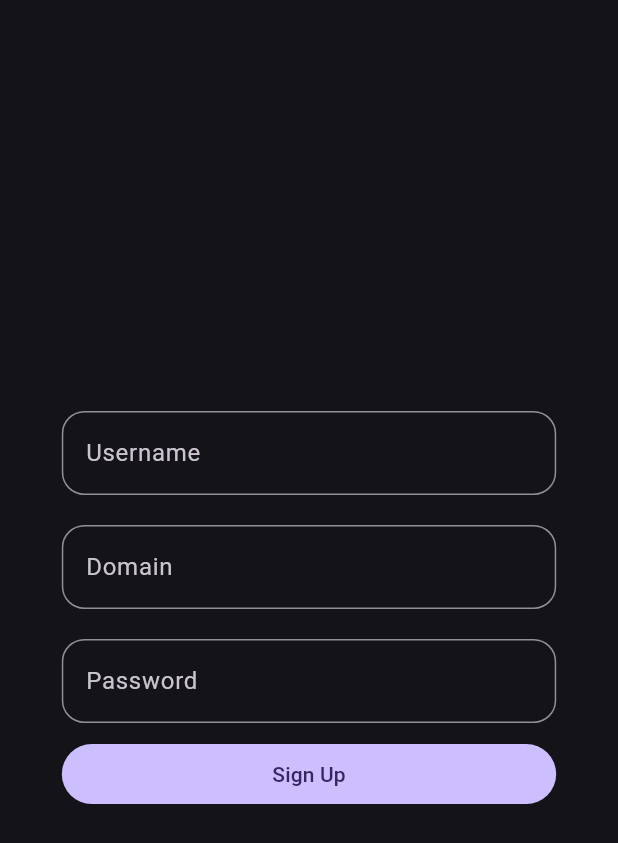
After one commit to jarzeckil/mobile_email_client, a Flutter app: the screen it shows after launch, in the side drawer, after a tap on "Add account", on a phone screen of 412 x 824 dp. The commit adds this screen. Shown: the top 843 px of the screen. Run offline on Flutter 3.47's test engine with Material 3 defaults, Android fonts, the phone set to English and light mode, and no system bars; our stand-ins replace shared_preferences; missing offline and left inert: encrypt, enough_mail.

Commit message:
update data storing

```diff
--- a/lib/app_imports.dart
+++ b/lib/app_imports.dart
@@ -1,2 +1,3 @@
 export 'package:flutter/material.dart';
 export 'package:flutter/gestures.dart';
+export 'package:shared_preferences/shared_preferences.dart';
--- a/lib/main.dart
+++ b/lib/main.dart
@@ -1,8 +1,7 @@
 import 'app_imports.dart';
-import 'screens/screens_imports.dart';
 import 'utils/utils_imports.dart';
 
-void main() {
+void main() async{
   runApp(MyApp());
 }
 
@@ -14,7 +13,7 @@ class MyApp extends StatelessWidget{
   Widget build(BuildContext context) {
 
     return MaterialApp(
-      initialRoute: '/',
+      initialRoute: '/home',
       onGenerateRoute: RouteGenerator.generateRoute,
       debugShowCheckedModeBanner: false,
       title: 'Email App',
--- a/lib/screens/home/home_page.dart
+++ b/lib/screens/home/home_page.dart
@@ -1,4 +1,5 @@
 import 'package:mobile_email_client/app_imports.dart';
+import 'widgets/home_widgets_imports.dart' as home_widgets;
 
 class HomePage extends StatefulWidget{
   @override
@@ -13,11 +14,10 @@ class _HomePageState extends State<HomePage> {
   Widget build(BuildContext context) {
 
     return Scaffold(
-      //backgroundColor: Theme.of(context).colorScheme.primaryContainer,
       appBar: AppBar(
 
       ),
-      drawer: const NavigationDrawer(),
+      drawer: const home_widgets.NavigationDrawer(),
       body: Column(
         children: [
 
@@ -27,18 +27,3 @@ class _HomePageState extends State<HomePage> {
 
   }
 }
-
-class NavigationDrawer extends StatelessWidget{
-
-  const NavigationDrawer({super.key});
-
-  @override
-  Widget build(BuildContext context) => Drawer(
-    child: ListView(
-      children: [
-
-      ],
-    ),
-  );
-
-}
--- /dev/null
+++ b/lib/screens/home/widgets/home_widgets_imports.dart
@@ -0,0 +1 @@
+export 'navigation_drawer.dart';
--- /dev/null
+++ b/lib/screens/home/widgets/navigation_drawer.dart
@@ -0,0 +1,60 @@
+import 'package:mobile_email_client/app_imports.dart';
+
+class NavigationDrawer extends StatelessWidget {
+  const NavigationDrawer({super.key});
+
+  Future<String> _getData() async {
+    final prefs = await SharedPreferences.getInstance();
+    Object? mail = await prefs.get('mail');
+    Object? domain = await prefs.get('domain');
+    Object? password = await prefs.get('password');
+
+    return 'Mail: $mail Domain: $domain Password: $password';
+  }
+
+  @override
+  Widget build(BuildContext context) => Drawer(
+    child: ListView(
+      children: [
+        ListTile(
+          leading: Icon(Icons.add),
+          title: Text('Add account'),
+          onTap: () {
+            Navigator.of(context).pushNamed('/addaccount');
+          },
+        ),
+        ListTile(
+          leading: Icon(Icons.account_circle),
+          title: Text('Get account information'),
+          onTap: () {
+                showDialog<String>(
+                  context: context,
+                  builder:
+                      (BuildContext context) => AlertDialog(
+                    title: const Text('Account details'),
+                    content: FutureBuilder(
+                        future: _getData(),
+                        builder: (context, snapshot) {
+                          if(snapshot.connectionState == ConnectionState.waiting){
+                            return const CircularProgressIndicator();
+                          } else if (snapshot.hasError) {
+                            return Text('Error');
+                          } else {
+                            return Text(snapshot.data ?? 'No data');
+                          }
+                        }
+                    ),
+                    actions: <Widget>[
+                      TextButton(
+                        onPressed: () => Navigator.pop(context, 'OK'),
+                        child: const Text('OK'),
+                      ),
+                    ],
+                  ),
+                );
+              }
+        ),
+      ],
+    ),
+  );
+}
--- /dev/null
+++ b/lib/screens/login/add_account_page.dart
@@ -0,0 +1,88 @@
+import 'package:mobile_email_client/app_imports.dart';
+import 'widgets/custom_form_field.dart';
+import 'package:encrypt/encrypt.dart' as encrypt;
+
+class AddAccountPage extends StatefulWidget{
+
+  const AddAccountPage({super.key});
+
+  @override
+  State<AddAccountPage> createState() => _AddAccountPageState();
+
+}
+
+class _AddAccountPageState extends State<AddAccountPage> {
+
+  final _formKey = GlobalKey<FormState>();
+
+  final usernameController = TextEditingController();
+  final domainController = TextEditingController();
+  final passwordController = TextEditingController();
+
+  @override
+  void dispose() {
+    usernameController.dispose();
+    domainController.dispose();
+    passwordController.dispose();
+    super.dispose();
+  }
+
+  Future<void> _loadData(String mail, String domain, String password) async{
+    final prefs = await SharedPreferences.getInstance();
+    await prefs.setString('mail', mail);
+    await prefs.setString('domain', domain);
+    await prefs.setString('password', password);
+  }
+
+  @override
+  Widget build(BuildContext context) {
+    return Scaffold(
+        body: Align(
+            alignment: AlignmentDirectional.center,
+            child: Form(
+              key: _formKey,
+              child: Column(
+                mainAxisAlignment: MainAxisAlignment.center,
+                children: [
+                  SizedBox(
+                    width: MediaQuery.of(context).size.width * 0.8,
+                    child: CustomFormField(false, 'Username', usernameController),
+                  ),
+                  SizedBox(
+                    height: 20,
+                  ),
+                  SizedBox(
+                      width: MediaQuery.of(context).size.width * 0.8,
+                      child: CustomFormField(false, 'Domain', domainController)
+                  ),
+                  SizedBox(
+                    height: 20,
+                  ),
+                  SizedBox(
+                      width: MediaQuery.of(context).size.width * 0.8,
+                      child: CustomFormField(true, 'Password', passwordController)
+                  ),
+
+                  Padding(
+                    padding: const EdgeInsets.all(10.0),
+                    child: SizedBox(
+                      width: MediaQuery.of(context).size.width * 0.8,
+                      child: FilledButton(
+                        onPressed: () {
+                          if(_formKey.currentState?.validate() ?? false){
+                            _loadData(usernameController.text, domainController.text, passwordController.text);
+                            Navigator.of(context).pushNamed('/home');
+                          }
+                        },
+                        child: Text('Sign Up'),
+                      ),
+                    ),
+                  ),
+                ],
+              ),
+            )
+        )
+    );
+
+  }
+}
--- a/lib/screens/login/login_page.dart
+++ b/lib/screens/login/login_page.dart
@@ -26,14 +26,14 @@ class _LoginPageState extends State<LoginPage> {
             children: [
               SizedBox(
                 width: MediaQuery.of(context).size.width * 0.8,
-                child: CustomFormField(false, 'Username'),
+                //child: CustomFormField(false, 'Username'),
               ),
               SizedBox(
                 height: 20,
               ),
               SizedBox(
                 width: MediaQuery.of(context).size.width * 0.8,
-                child: CustomFormField(true, 'Password')
+                //child: CustomFormField(true, 'Password')
               ),
 
               Padding(
--- a/lib/screens/login/signup_page.dart
+++ b/lib/screens/login/signup_page.dart
@@ -28,21 +28,21 @@ class _SignupPageState extends State<SignupPage> {
               children: [
                 SizedBox(
                   width: MediaQuery.of(context).size.width * 0.8,
-                  child: CustomFormField(false, 'Username'),
+                  //child: CustomFormField(false, 'Username'),
                 ),
                 SizedBox(
                   height: 20,
                 ),
                 SizedBox(
                     width: MediaQuery.of(context).size.width * 0.8,
-                    child: CustomFormField(true, 'Password')
+                    //child: CustomFormField(true, 'Password')
                 ),
                 SizedBox(
                   height: 20,
                 ),
                 SizedBox(
                     width: MediaQuery.of(context).size.width * 0.8,
-                    child: CustomFormField(true, 'Verify password')
+                    //child: CustomFormField(true, 'Verify password')
                 ),
 
                 Padding(
--- a/lib/screens/login/widgets/custom_form_field.dart
+++ b/lib/screens/login/widgets/custom_form_field.dart
@@ -4,12 +4,14 @@ class CustomFormField extends StatelessWidget {
 
   final bool enableHideChar;
   final String hintText;
+  final TextEditingController myController;
 
-  CustomFormField(this.enableHideChar, this.hintText);
+  CustomFormField(this.enableHideChar, this.hintText, this.myController);
 
   @override
   Widget build(BuildContext context) {
     return TextFormField(
+      controller: myController,
       onTapOutside: (event) {
         FocusManager.instance.primaryFocus?.unfocus();
       },
--- a/lib/screens/screens_imports.dart
+++ b/lib/screens/screens_imports.dart
@@ -1,3 +1,4 @@
 export 'login/login_page.dart';
 export 'login/signup_page.dart';
 export 'home/home_page.dart';
+export 'login/add_account_page.dart';
--- a/lib/utils/route_generator.dart
+++ b/lib/utils/route_generator.dart
@@ -3,8 +3,6 @@ import '../app_imports.dart';
 
 class RouteGenerator{
   static Route<dynamic> generateRoute(RouteSettings settings){
-
-    final args = settings.arguments;
 
     switch(settings.name){
       case '/':
@@ -13,6 +11,8 @@ class RouteGenerator{
         return MaterialPageRoute(builder: (_) => SignupPage());
       case '/home':
         return MaterialPageRoute(builder: (_) => HomePage());
+      case '/addaccount':
+        return MaterialPageRoute(builder: (_) => AddAccountPage());
       default:
         return _errorRoute();
     }
--- a/pubspec.yaml
+++ b/pubspec.yaml
@@ -8,10 +8,13 @@ version: 0.0.1+1
 environment:
   sdk: ^3.7.2
 dependencies:
+  enough_mail: ^2.1.5
   flutter:
     sdk: flutter
 
   cupertino_icons: ^1.0.8
+  shared_preferences: ^2.5.3
+  encrypt: ^5.0.1
 
 dev_dependencies:
   flutter_test:
```
Also changed, not shown: lib/service/mail_service.dart (added, +96 -0 lines), pubspec.lock, 2 other files.
